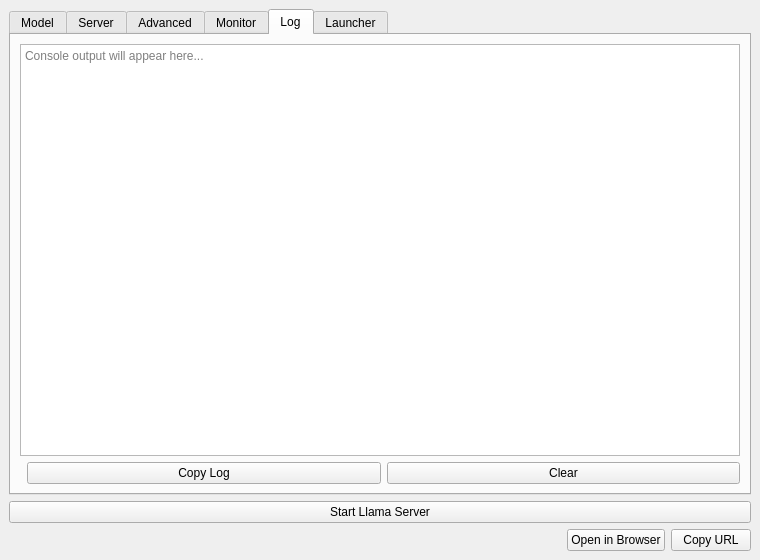
Qt form mainwindow.ui (43v3r-y0ung/Llama-launcher) before a commit.
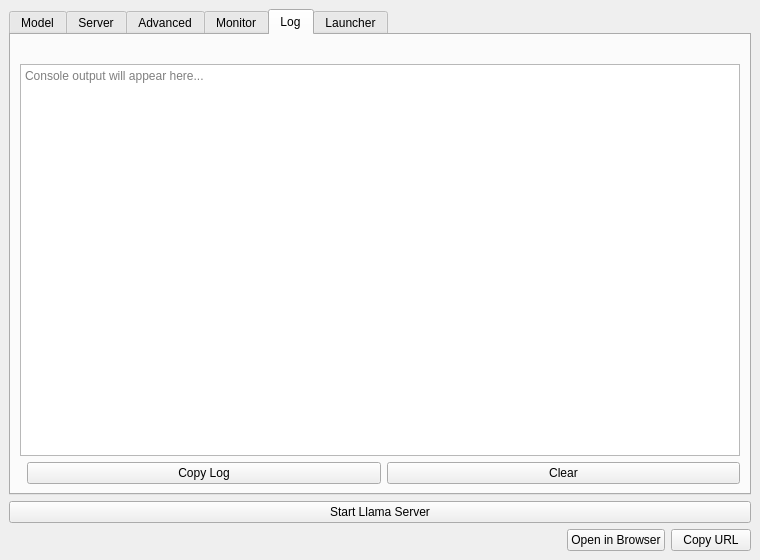
The same form after that commit. The open tabs and pages were chosen to show the change. Custom widgets are drawn as their Qt base class.

```diff
--- a/mainwindow.ui
+++ b/mainwindow.ui
@@ -1111,6 +1111,19 @@
                 <string>Log</string>
               </attribute>
               <layout class="QVBoxLayout" name="logTabLayout">
+                <item>
+                  <widget class="QLabel" name="logAdviceLabel">
+                    <property name="textFormat">
+                      <enum>Qt::TextFormat::RichText</enum>
+                    </property>
+                    <property name="wordWrap">
+                      <bool>true</bool>
+                    </property>
+                    <property name="textInteractionFlags">
+                      <set>Qt::TextInteractionFlag::TextSelectableByMouse</set>
+                    </property>
+                  </widget>
+                </item>
                 <item>
                   <widget class="QPlainTextEdit" name="consoleOutput">
                     <property name="readOnly">
```
